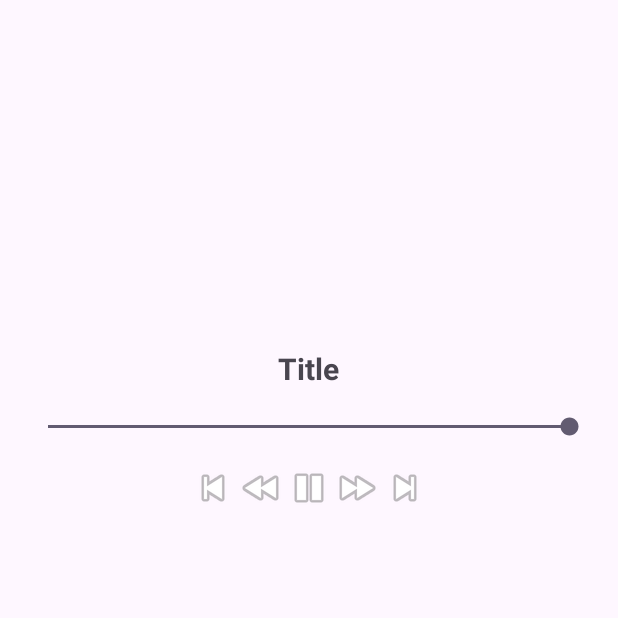
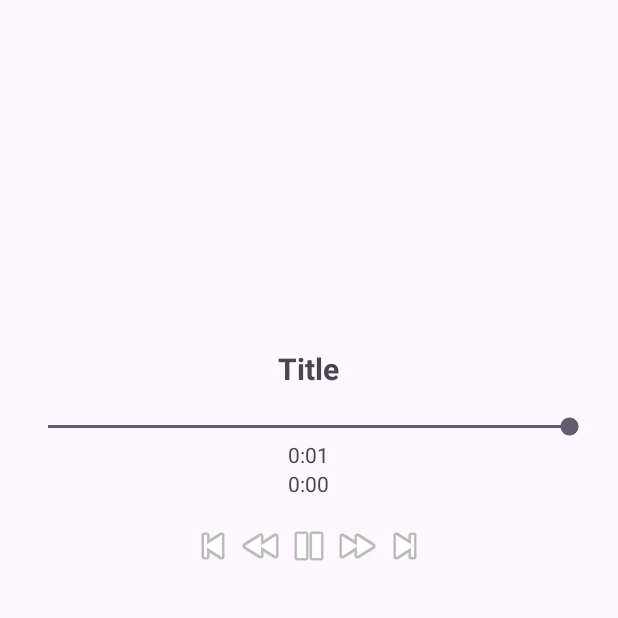
Before and after one commit to aabbasianco/Music-Player, an Android app: the MainActivity2 screen opened directly, with no data from a screen before it, after a tap on an icon or button, on a phone screen of 412 x 824 dp, the top half of it. Run offline under Robolectric (Android 15) with nearby library versions, the phone set to English and light mode, and no system bars; 1 other tap on this screen came first.

Commit message:
Duration seekbar text

```diff
--- a/app/src/main/java/com/example/androidproject/MainActivity2.kt
+++ b/app/src/main/java/com/example/androidproject/MainActivity2.kt
@@ -25,6 +25,9 @@ class MainActivity2 : AppCompatActivity() {
     private var position = 0
     private val handler = Handler(Looper.getMainLooper())
     private var isPlaying = false
+
+    private lateinit var txtCurrentTime: TextView
+    private lateinit var txtTotalTime: TextView
 
     override fun onCreate(savedInstanceState: Bundle?) {
         super.onCreate(savedInstanceState)
@@ -86,11 +89,16 @@ class MainActivity2 : AppCompatActivity() {
         btnRewind = findViewById(R.id.btnRewind)
         btnForward = findViewById(R.id.btnForward)
         btnPlayPause = findViewById(R.id.btnPlayPause)
+        txtCurrentTime = findViewById(R.id.txtCurrentTime)
+        txtTotalTime = findViewById(R.id.txtTotalTime)
     }
 
     private fun playMusic() {
         val music = musicList[position]
         txtTitle.text = music.title
+
+        val totalDuration = mediaPlayer?.duration ?: 0
+        txtTotalTime.text = formatTime(totalDuration)
 
         val albumArtUri = ContentUris.withAppendedId(
             Uri.parse("content://media/external/audio/albumart"),
@@ -118,11 +126,13 @@ class MainActivity2 : AppCompatActivity() {
             override fun run() {
                 mediaPlayer?.let {
                     seekBar.progress = it.currentPosition
+                    txtCurrentTime.text = formatTime(it.currentPosition)
                     handler.postDelayed(this, 500)
                 }
             }
         }, 0)
     }
+
 
     private fun nextMusic() {
         position = (position + 1) % musicList.size
@@ -140,4 +150,11 @@ class MainActivity2 : AppCompatActivity() {
         mediaPlayer?.release()
         mediaPlayer = null
     }
+
+    private fun formatTime(milliseconds: Int): String {
+        val minutes = (milliseconds / 1000) / 60
+        val seconds = (milliseconds / 1000) % 60
+        return String.format("%d:%02d", minutes, seconds)
+    }
+
 }
--- a/app/src/main/res/layout/activity_main2.xml
+++ b/app/src/main/res/layout/activity_main2.xml
@@ -27,6 +27,18 @@
         android:layout_width="match_parent"
         android:layout_height="wrap_content"
         android:layout_marginTop="16dp" />
+
+    <TextView
+        android:id="@+id/txtCurrentTime"
+        android:layout_width="wrap_content"
+        android:layout_height="wrap_content"
+        android:text="0:00" />
+
+    <TextView
+        android:id="@+id/txtTotalTime"
+        android:layout_width="wrap_content"
+        android:layout_height="wrap_content"
+        android:text="0:00" />
 
     <LinearLayout
         android:layout_width="match_parent"
```
